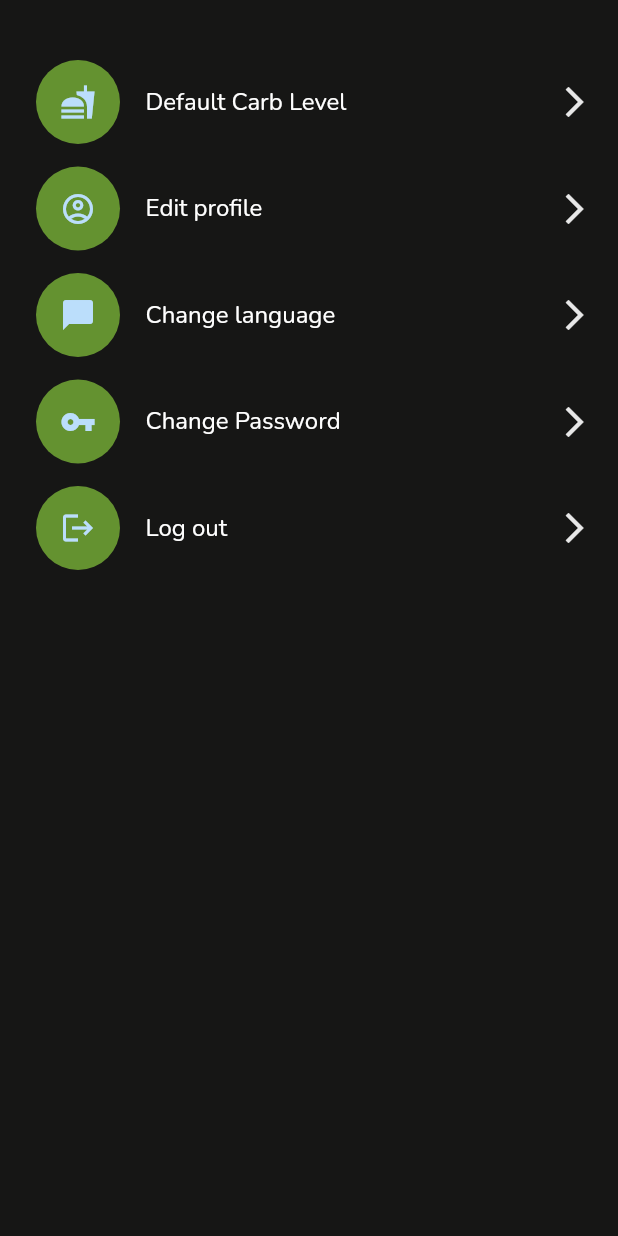
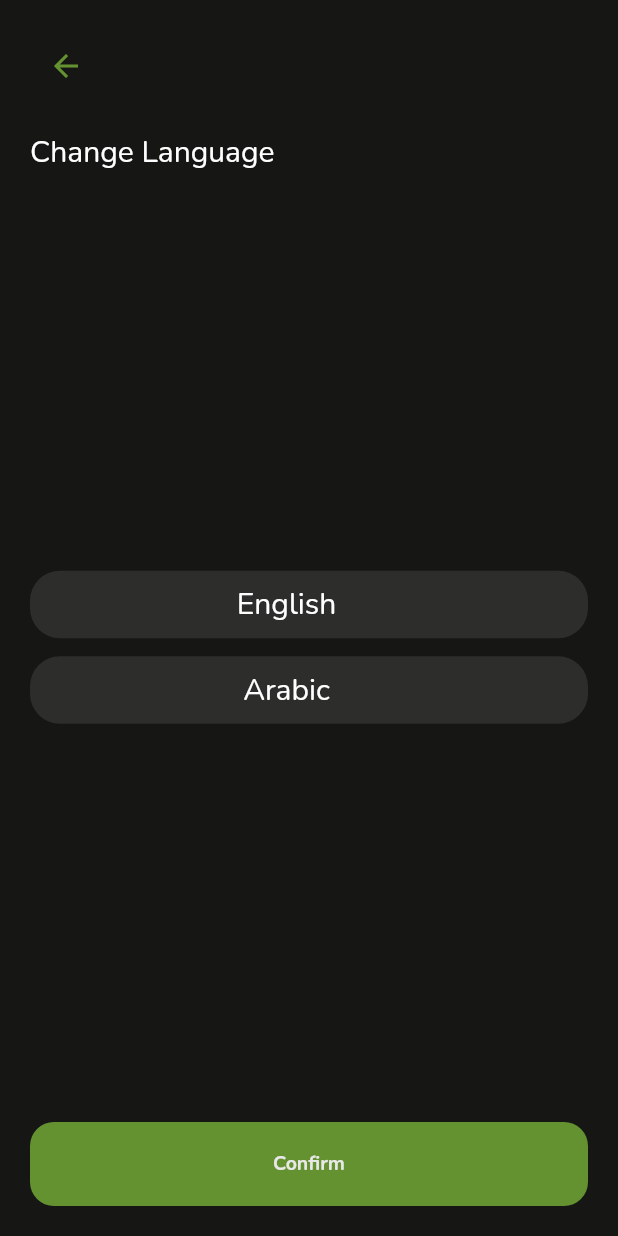
Before and after one commit to m-tanik/flutter_meal_app, a Flutter app: the SettingPageMain screen opened directly, after a tap on "Change language", on a phone screen of 412 x 824 dp. Run offline on Flutter 3.47's test engine with Material 2 defaults, Android fonts, the phone set to English and light mode, and no system bars; our stand-ins replace flutter_slidable, flutter_svg, shared_preferences; accounts and stored records are empty.

Commit message:
Language page added

```diff
--- a/lib/screens/Default Carb Level/default_carb_level.dart
+++ b/lib/screens/Default Carb Level/default_carb_level.dart
@@ -74,7 +74,7 @@ class _DefaultCarbLevelState extends State<DefaultCarbLevel> {
                     },
                   ),
                   SizedBox(
-                    height: 8,
+                    height: 12,
                   ),
                   CarbLevelCard(
                     carbValue: carbList[1].carbAmount,
--- /dev/null
+++ b/lib/screens/change language/change_language.dart
@@ -0,0 +1,156 @@
+import 'package:flutter/material.dart';
+import 'package:scale_kuwait_mobile_app/components/buttons/FillButton.dart';
+import 'package:scale_kuwait_mobile_app/theme_data.dart';
+import 'change_language_model.dart';
+
+class ChangeLanguage extends StatefulWidget {
+  const ChangeLanguage({Key key}) : super(key: key);
+
+  @override
+  _ChangeLanguageState createState() => _ChangeLanguageState();
+}
+
+class _ChangeLanguageState extends State<ChangeLanguage> {
+  List<ChangeLanguageModel> languages = [
+    ChangeLanguageModel(title: 'English', isPicked: false),
+    ChangeLanguageModel(title: 'Arabic', isPicked: false),
+  ];
+
+  bool isPicked = false;
+
+  @override
+  void initState() {
+    super.initState();
+    isPicked = false;
+  }
+
+  @override
+  Widget build(BuildContext context) {
+    return Scaffold(
+      body: Container(
+        padding: EdgeInsets.symmetric(vertical: 20, horizontal: 20),
+        child: Column(
+          crossAxisAlignment: CrossAxisAlignment.start,
+          mainAxisAlignment: MainAxisAlignment.spaceBetween,
+          children: [
+            Container(
+              child: Column(
+                crossAxisAlignment: CrossAxisAlignment.start,
+                children: [
+                  IconButton(
+                    icon: Icon(
+                      Icons.arrow_back,
+                      color: primaryColor,
+                    ),
+                    onPressed: () {
+                      Navigator.pop(context);
+                    },
+                  ),
+                  SizedBox(
+                    height: 20,
+                  ),
+                  Text(
+                    'Change Language',
+                    style: heading4Style,
+                  ),
+                ],
+              ),
+            ),
+            // SizedBox(
+            //   height: MediaQuery.of(context).size.height / 10,
+            // ),
+            Container(
+              child: Column(
+                crossAxisAlignment: CrossAxisAlignment.center,
+                children: [
+                  SelectLanguageCard(
+                    title: languages[0].title,
+                    isEnable: languages[0].isPicked,
+                    onTap: () {
+                      setState(() {
+                        languages[0].isPicked = true;
+                        languages[1].isPicked = false;
+                      });
+                    },
+                  ),
+                  SizedBox(
+                    height: 12,
+                  ),
+                  SelectLanguageCard(
+                    title: languages[1].title,
+                    isEnable: languages[1].isPicked,
+                    onTap: () {
+                      setState(() {
+                        languages[0].isPicked = false;
+                        languages[1].isPicked = true;
+                      });
+                    },
+                  ),
+                ],
+              ),
+            ),
+            FillButton(
+              onPressed: () {
+                Navigator.pop(context);
+              },
+              text: 'Confirm',
+            )
+          ],
+        ),
+      ),
+    );
+  }
+}
+
+class SelectLanguageCard extends StatelessWidget {
+  final bool isEnable;
+  final String title;
+  final Function onTap;
+
+  SelectLanguageCard({
+    this.isEnable,
+    this.title,
+    this.onTap,
+  });
+
+  @override
+  Widget build(BuildContext context) {
+    return GestureDetector(
+      onTap: onTap,
+      child: Container(
+        width: MediaQuery.of(context).size.width / .9,
+        decoration: BoxDecoration(
+          color: gray800,
+          borderRadius: BorderRadius.circular(20),
+          border: Border.all(
+            color: isEnable ? primaryColor : Colors.transparent.withOpacity(0),
+            width: 1,
+          ),
+        ),
+        child: Padding(
+          padding: EdgeInsets.symmetric(vertical: 8, horizontal: 25),
+          child: Row(
+            mainAxisAlignment: MainAxisAlignment.center,
+            children: [
+              Text(
+                '$title',
+                style: TextStyle(
+                  fontSize: 20,
+                  color: isEnable ? primaryColor : Colors.white,
+                ),
+              ),
+              SizedBox(
+                width: 30,
+              ),
+              // Icon(
+              //   Icons.check,
+              //   color:
+              //       isEnable ? primaryColor : Colors.transparent.withOpacity(0),
+              // ),
+            ],
+          ),
+        ),
+      ),
+    );
+  }
+}
--- /dev/null
+++ b/lib/screens/change language/change_language_model.dart
@@ -0,0 +1,6 @@
+class ChangeLanguageModel {
+  final String title;
+  bool isPicked;
+
+  ChangeLanguageModel({this.title, this.isPicked});
+}
--- a/lib/screens/setting/setting_page_main.dart
+++ b/lib/screens/setting/setting_page_main.dart
@@ -2,6 +2,7 @@ import 'package:flutter/material.dart';
 import 'package:scale_kuwait_mobile_app/theme_data.dart';
 import '../Default Carb Level/default_carb_level.dart';
 import '../Edit profile/edit_profile_1.dart';
+import '../change language/change_language.dart';
 
 class SettingPageMain extends StatefulWidget {
   const SettingPageMain({Key key}) : super(key: key);
@@ -55,7 +56,14 @@ class _SettingPageMainState extends State<SettingPageMain> {
             SettingCards(
               cardTitle: 'Change language',
               iconValue: Icons.chat_bubble,
-              onTap: () {},
+              onTap: () {
+                Navigator.push(
+                  context,
+                  MaterialPageRoute(
+                    builder: (context) => ChangeLanguage(),
+                  ),
+                );
+              },
             ),
             SizedBox(
               height: 15,
```
